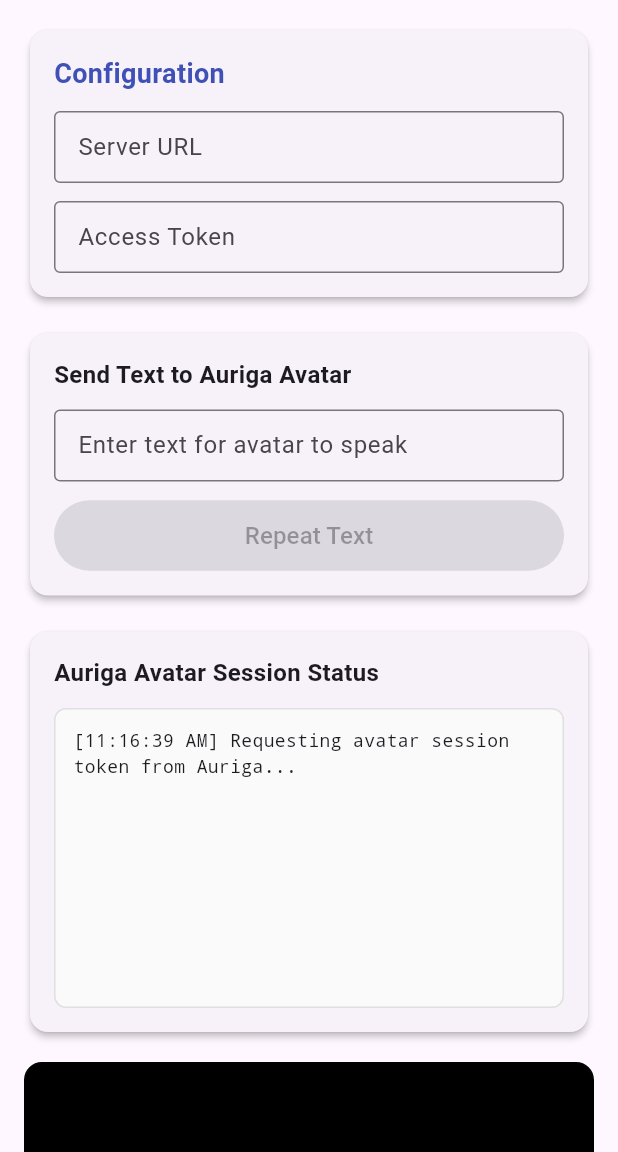
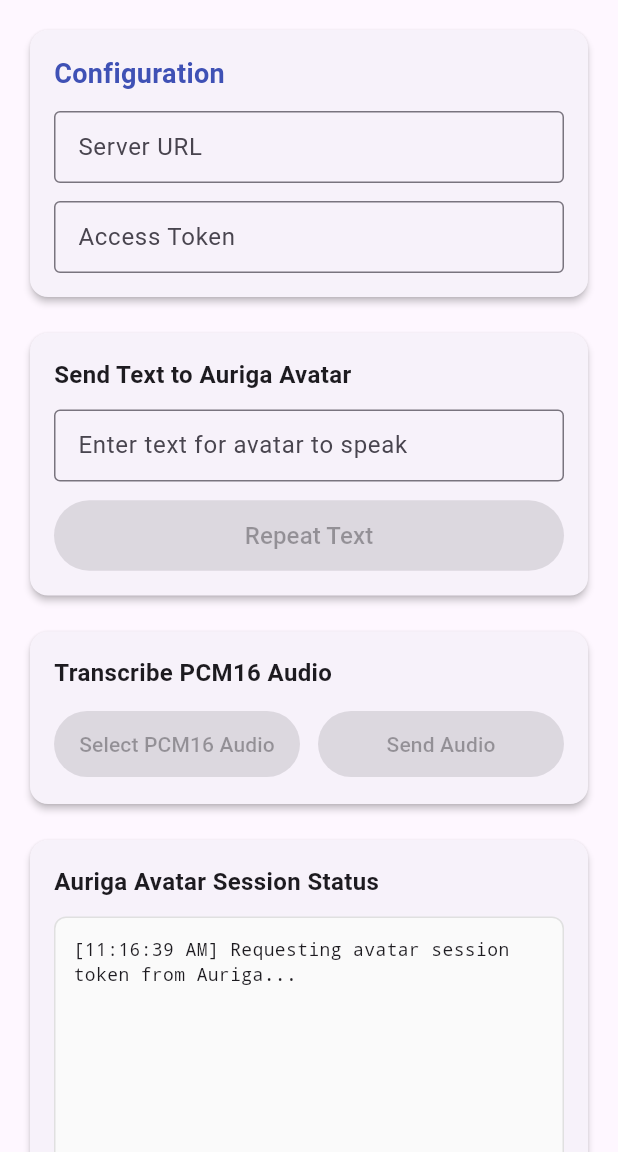
Before and after one commit to sc-saumis/FlutterIosApp, a Flutter app: the screen it shows after launch, on a phone screen of 412 x 824 dp, the part 84-1236 px from its top. Run offline on Flutter 3.47's test engine with Material 3 defaults, Android fonts, the phone set to English and light mode, and no system bars; our stand-ins replace file_picker; missing offline and left inert: livekit_client.

Commit message:
Add changes for Audio input

```diff
--- a/lib/main.dart
+++ b/lib/main.dart
@@ -2,6 +2,9 @@ import 'dart:convert';
 import 'package:flutter/material.dart';
 import 'package:http/http.dart' as http;
 import 'package:livekit_client/livekit_client.dart';
+import 'dart:typed_data';
+import 'package:file_picker/file_picker.dart';
+import 'dart:io';
 
 void main() {
   runApp(const AurigaApp());
@@ -46,6 +49,9 @@ class _AvatarScreenState extends State<AvatarScreen> {
   String? _livekitToken; // Token for LiveKit connection
   bool _connected = false; // Whether we're connected to the avatar
   bool _isLoading = false; // For showing loading indicator
+  bool _isPcmSelected = false;
+  String? _selectedPcmFileName;
+  Uint8List? _selectedPcmData;
 
   // Video track for displaying the avatar stream
   RemoteVideoTrack? _videoTrack;
@@ -239,7 +245,8 @@ class _AvatarScreenState extends State<AvatarScreen> {
     if (_sessionId == null) return;
 
     _updateStatus("Closing session...");
-    setState(() => _isLoading = true);
+    setState(() {
+      _isLoading = true});
 
     try {
       // Tell Auriga server to stop the session
@@ -267,10 +274,92 @@ class _AvatarScreenState extends State<AvatarScreen> {
         _connected = false;
         _videoTrack = null;
         _roomListener = null;
+        _isPcmSelected = false;
+        _selectedPcmFileName = null;
+        _selectedPcmData = null;
       });
       _updateStatus("Session closed for Auriga Avatar");
     } catch (e) {
       _updateStatus("Error closing session: $e");
+    }
+  }
+
+  // Method to select PCM file
+  Future<void> _selectPcmFile() async {
+    try {
+      final result = await FilePicker.platform.pickFiles(
+        type: FileType.custom,
+        allowedExtensions: ['pcm'],
+        allowMultiple: false,
+      );
+
+      if (result != null && result.files.single.path != null) {
+        final file = File(result.files.single.path!);
+        final bytes = await file.readAsBytes();
+
+        if (bytes.lengthInBytes > 10 * 1024 * 1024) { // 10MB limit
+          _updateStatus("File too large. Please select a smaller PCM file.");
+          return;
+        }
+
+        setState(() {
+          _selectedPcmData = bytes;
+          _selectedPcmFileName = result.files.single.name;
+          _isPcmSelected = true;
+        });
+        _updateStatus("Selected PCM16 audio file: $_selectedPcmFileName");
+      }
+    } catch (e) {
+      _updateStatus("Error selecting PCM file: $e");
+    }
+  }
+
+  // Method to transcribe PCM audio
+  Future<void> _transcribePcmAudio() async {
+    if (_selectedPcmData == null) {
+      _updateStatus("No PCM16 audio file selected!");
+      return;
+    }
+
+    if (_sessionId == null) {
+      _updateStatus("No active Auriga Avatar session");
+      return;
+    }
+
+    _updateStatus("Sending audio to transcription API...");
+    setState(() => _isLoading = true);
+
+    try {
+      // Convert bytes to base64
+      final base64Audio = base64Encode(_selectedPcmData!);
+
+      final res = await http.post(
+        Uri.parse("${serverUrlCtrl.text}/avatar/transcribe"),
+        headers: {
+          "Content-Type": "application/json",
+          "access-token": tokenCtrl.text.trim(),
+        },
+        body: jsonEncode({"audio": base64Audio}),
+      );
+
+      if (res.statusCode == 200) {
+        final data = jsonDecode(res.body);
+        if (data['transcription'] != null) {
+          final transcription = data['transcription'];
+          _updateStatus("Transcription result: $transcription");
+
+          // Automatically send the transcription to the avatar
+          await _sendText(transcription, "repeat");
+        } else {
+          _updateStatus("Transcription failed!");
+        }
+      } else {
+        _updateStatus("Error in transcription: ${res.statusCode}");
+      }
+    } catch (e) {
+      _updateStatus("Error calling transcription API: $e");
+    } finally {
+      setState(() => _isLoading = false);
     }
   }
 
@@ -282,6 +371,7 @@ class _AvatarScreenState extends State<AvatarScreen> {
     taskCtrl.dispose();
     _roomListener?.dispose();
     _room?.dispose();
+    _selectedPcmData = null;
     super.dispose();
   }
 
@@ -494,6 +584,70 @@ class _AvatarScreenState extends State<AvatarScreen> {
         ),
         const SizedBox(height: 16),
 
+        // NEW: PCM Audio Transcription Card
+        Card(
+          elevation: 2,
+          child: Padding(
+            padding: const EdgeInsets.all(16),
+            child: Column(
+              crossAxisAlignment: CrossAxisAlignment.start,
+              children: [
+                const Text(
+                  "Transcribe PCM16 Audio",
+                  style: TextStyle(fontSize: 16, fontWeight: FontWeight.bold),
+                ),
+                const SizedBox(height: 12),
+
+                // File selection info
+                if (_selectedPcmFileName != null)
+                  Padding(
+                    padding: const EdgeInsets.only(bottom: 12),
+                    child: Text(
+                      "Selected: $_selectedPcmFileName",
+                      style: const TextStyle(
+                        fontSize: 14,
+                        color: Colors.green,
+                        fontWeight: FontWeight.w500,
+                      ),
+                    ),
+                  ),
+
+                // Buttons row
+                Row(
+                  children: [
+                    Expanded(
+                      child: ElevatedButton(
+                        onPressed: _sessionId != null ? _selectPcmFile : null,
+                        style: ElevatedButton.styleFrom(
+                          backgroundColor: Colors.purple,
+                          foregroundColor: Colors.white,
+                          padding: const EdgeInsets.symmetric(vertical: 12),
+                        ),
+                        child: const Text("Select PCM16 Audio"),
+                      ),
+                    ),
+                    const SizedBox(width: 12),
+                    Expanded(
+                      child: ElevatedButton(
+                        onPressed: (_isPcmSelected && _sessionId != null && !_isLoading)
+                            ? _transcribePcmAudio
+                            : null,
+                        style: ElevatedButton.styleFrom(
+                          backgroundColor: Colors.indigo,
+                          foregroundColor: Colors.white,
+                          padding: const EdgeInsets.symmetric(vertical: 12),
+                        ),
+                        child: const Text("Send Audio"),
+                      ),
+                    ),
+                  ],
+                ),
+              ],
+            ),
+          ),
+        ),
+        const SizedBox(height: 16),
+
         // Status log card
         Card(
           elevation: 2,
--- a/pubspec.yaml
+++ b/pubspec.yaml
@@ -33,6 +33,7 @@ dependencies:
   webview_flutter: ^4.9.0
   http: ^1.1.0
   livekit_client: ^2.5.1
+  file_picker: ^5.6.1
 
   # The following adds the Cupertino Icons font to your application.
   # Use with the CupertinoIcons class for iOS style icons.
```
